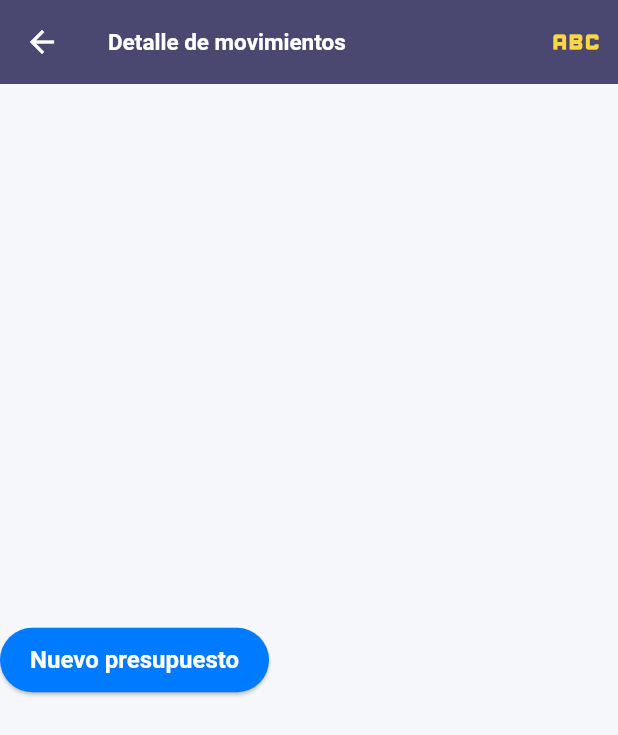
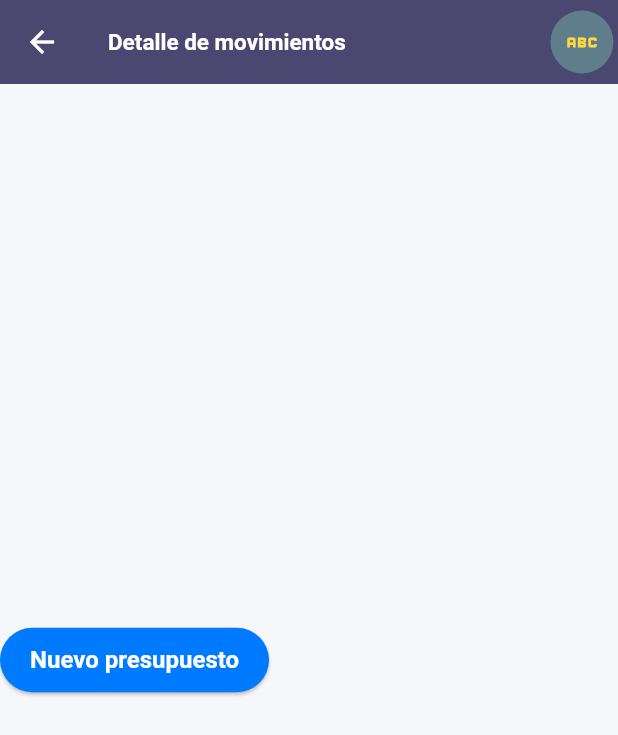
Before and after one commit to LuisM-Rest/equipados, a Flutter app: the HomePage screen opened by its route, on a phone screen of 412 x 824 dp. Shown: the top 735 px of the screen. Run offline on Flutter 3.47's test engine with Material 3 defaults, Android fonts, the light colour scheme and no system bars; our stand-ins replace flutter_dotenv, shared_preferences, supabase_flutter; accounts and stored records are empty; network calls fail.

Commit message:
Descripción breve de los cambios

```diff
--- a/lib/screens/home_page.dart
+++ b/lib/screens/home_page.dart
@@ -11,8 +11,11 @@ class HomePage extends StatelessWidget {
       appBar: AppBar(title: Text('Detalle de movimientos', style: TextStyle(fontSize: 15),),
        actions: [
         IconButton(
+          style: ElevatedButton.styleFrom(
+            backgroundColor: Colors.blueGrey
+          ),
           color: Colors.amberAccent,
-          iconSize: 40,
+          iconSize: 26,
           onPressed: () {
           Navigator.pushNamed(context, '/plantillaPpto');
         },
```
